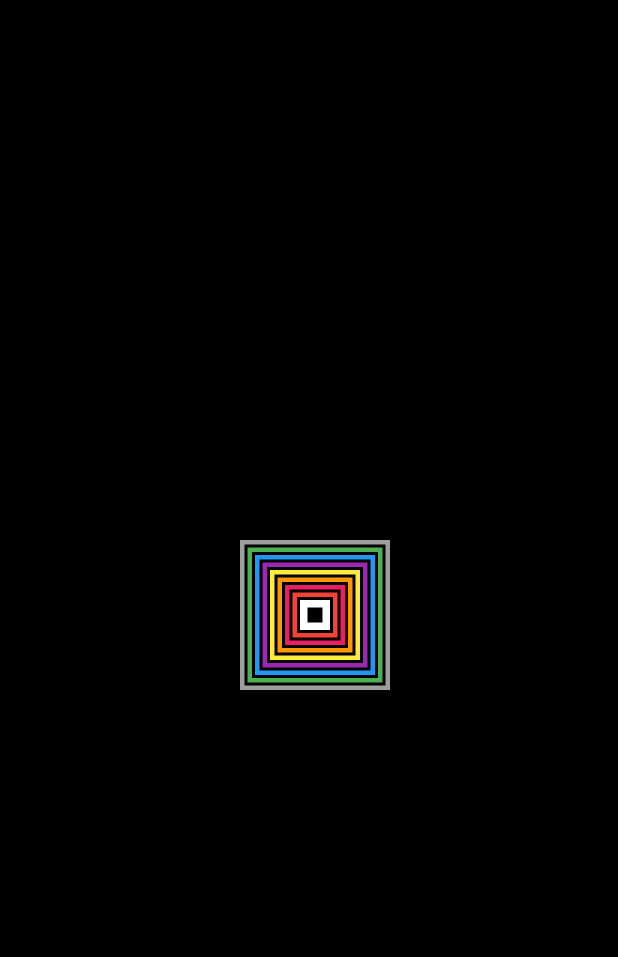
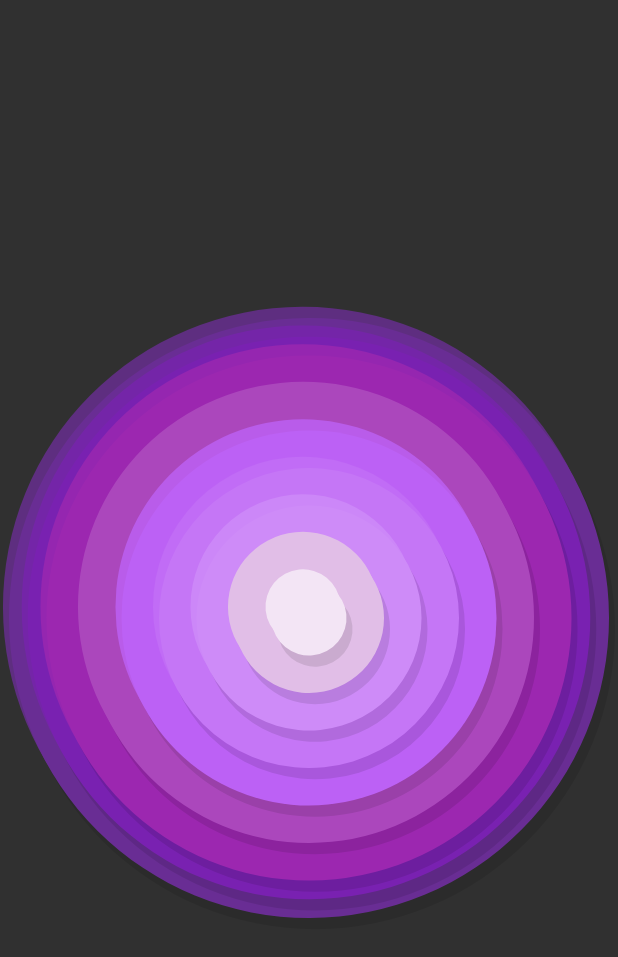
Before and after one commit to g-dev0000/flutter-animation, a Flutter app: the screen it shows after launch, on a phone screen of 412 x 824 dp. Shown: the top 957 px of the screen. Run offline on Flutter 3.47's test engine with Material 2 defaults, Android fonts, the light colour scheme and no system bars; our stand-ins replace flutter_hooks, flutter_staggered_animations, google_fonts, ionicons, lottie, sizer; missing offline and left inert: flutter_chess_board.

Commit message:
added tranform container animation

```diff
--- a/lib/main.dart
+++ b/lib/main.dart
@@ -8,6 +8,7 @@ import 'package:test_project/card_flip/flip_animation.dart';
 import 'package:test_project/chess/home.dart';
 import 'package:test_project/draggable_squares/home.dart';
 import 'package:test_project/github/home.dart';
+import 'package:test_project/rotating_container/home.dart';
 import 'package:test_project/squidgame/home.dart';
 import 'package:test_project/squidgame/squidgame_onboard.dart';
 import 'package:test_project/starbucks/home.dart';
@@ -33,7 +34,34 @@ class MyApp extends StatelessWidget {
             primarySwatch: Colors.blue,
           ),
         ),
-        home: const Home(),
+        home: const RotationHome(),
+        // home: Scaffold(
+        //   body:  Center(
+        //     child: AnimatedContainer(
+        //             duration: const Duration(microseconds: 50),
+        //             width: 420,
+        //             height: 420,
+        //             decoration: BoxDecoration(
+        //               borderRadius: BorderRadius.all(
+        //                 Radius.circular(300),
+        //               ),
+        //               boxShadow: [
+        //                 BoxShadow(
+        //                   color: const Color(0xFFCE8BF8).withOpacity(0.8),
+        //                   offset: const Offset(-6.0, -6.0),
+        //                   blurRadius: 5.0,
+        //                 ),
+        //                 BoxShadow(
+        //                   color: Colors.black.withOpacity(0.1),
+        //                   offset: const Offset(6.0, 6.0),
+        //                   blurRadius: 16.0,
+        //                 ),
+        //               ],
+        //               color: const Color(0xFFCE8BF8),
+        //             ),
+        //           ),
+        //   ),
+        // ),
       );
     });
   }
--- /dev/null
+++ b/lib/rotating_container/home.dart
@@ -0,0 +1,272 @@
+import 'package:flutter/material.dart';
+
+class RotationHome extends StatefulWidget {
+  const RotationHome({Key? key}) : super(key: key);
+
+  @override
+  State<RotationHome> createState() => _RotationHomeState();
+}
+
+class _RotationHomeState extends State<RotationHome>
+    with TickerProviderStateMixin {
+  late AnimationController _controller;
+  late Animation<double> _rotationAnimation;
+  late Animation<double> _radiusAnimation;
+
+  @override
+  void initState() {
+    super.initState();
+    _controller = AnimationController(
+      vsync: this,
+      duration: const Duration(seconds: 2),
+    )..forward();
+    _rotationAnimation =
+        Tween(begin: 0.roundToDouble(), end: 1.roundToDouble()).animate(
+      CurvedAnimation(parent: _controller, curve: Curves.easeInOut),
+    );
+    _radiusAnimation = Tween(begin: 450.0, end: 10.0).animate(
+      CurvedAnimation(parent: _controller, curve: Curves.easeInOut),
+    );
+    _controller.addListener(() {
+      setState(() {});
+    });
+
+    _controller.addStatusListener((status) {
+      if (status == AnimationStatus.completed) {
+        _controller.reverse();
+      } else if (status == AnimationStatus.dismissed) {
+        _controller.forward();
+      }
+    });
+  }
+
+  double x = 0;
+
+  @override
+  Widget build(BuildContext context) {
+    return Scaffold(
+      body: Center(
+        child: Transform(
+          transform: Matrix4.identity()
+            ..setEntry(3, 2, 0.003)
+            ..rotateX(x),
+          alignment: FractionalOffset.center,
+          child: GestureDetector(
+            onPanUpdate: (details) {
+              setState(() {
+                x = x + details.delta.dy / 100;
+              });
+            },
+            child: Transform.rotate(
+              angle: _rotationAnimation.value,
+              child: Stack(
+                clipBehavior: Clip.hardEdge,
+                alignment: Alignment.center,
+                children: [
+                  Container(
+                    width: 400,
+                    height: 400,
+                    decoration: BoxDecoration(
+                      borderRadius: BorderRadius.all(
+                        Radius.circular(_radiusAnimation.value),
+                      ),
+                      boxShadow: [
+                        BoxShadow(
+                          color: const Color(0xFF692D94).withOpacity(0.8),
+                          offset: const Offset(-6.0, -6.0),
+                          // blurRadius: 5.0,
+                        ),
+                        BoxShadow(
+                          color: Colors.black.withOpacity(0.1),
+                          offset: const Offset(6.0, 6.0),
+                          // blurRadius: 16.0,
+                        ),
+                      ],
+                      color: const Color(0xFF692D94),
+                    ),
+                  ),
+                  Container(
+                    width: 375,
+                    height: 375,
+                    decoration: BoxDecoration(
+                      borderRadius: BorderRadius.all(
+                        Radius.circular(_radiusAnimation.value),
+                      ),
+                      boxShadow: [
+                        BoxShadow(
+                          color: const Color(0xFF7921B1).withOpacity(0.7),
+                          offset: const Offset(-6.0, -6.0),
+                          // blurRadius: 5.0,
+                        ),
+                        BoxShadow(
+                          color: Colors.black.withOpacity(0.1),
+                          offset: const Offset(6.0, 6.0),
+                          // blurRadius: 16.0,
+                        ),
+                      ],
+                      color: const Color(0xFF7921B1),
+                    ),
+                  ),
+                  Container(
+                    width: 350,
+                    height: 350,
+                    decoration: BoxDecoration(
+                      borderRadius: BorderRadius.all(
+                        Radius.circular(_radiusAnimation.value),
+                      ),
+                      boxShadow: [
+                        BoxShadow(
+                          color: Colors.purple.withOpacity(0.8),
+                          offset: const Offset(-6.0, -6.0),
+                          // blurRadius: 5.0,
+                        ),
+                        BoxShadow(
+                          color: Colors.black.withOpacity(0.1),
+                          offset: const Offset(6.0, 6.0),
+                          // blurRadius: 16.0,
+                        ),
+                      ],
+                      color: Colors.purple,
+                    ),
+                  ),
+                  Container(
+                    width: 300,
+                    height: 300,
+                    decoration: BoxDecoration(
+                      borderRadius: BorderRadius.all(
+                        Radius.circular(_radiusAnimation.value),
+                      ),
+                      boxShadow: [
+                        BoxShadow(
+                          color: Colors.purple.shade400,
+                          offset: const Offset(-6.0, -6.0),
+                          // blurRadius: 16.0,
+                        ),
+                        BoxShadow(
+                          color: Colors.black.withOpacity(0.1),
+                          offset: const Offset(6.0, 6.0),
+                        ),
+                      ],
+                      color: Colors.purple.shade400,
+                    ),
+                  ),
+                  Container(
+                    width: 250,
+                    height: 250,
+                    decoration: BoxDecoration(
+                      borderRadius: BorderRadius.all(
+                        Radius.circular(_radiusAnimation.value),
+                      ),
+                      boxShadow: [
+                        BoxShadow(
+                          color: const Color(0xFFBC61F5).withOpacity(0.8),
+                          offset: const Offset(-6.0, -6.0),
+                          // blurRadius: 5.0,
+                        ),
+                        BoxShadow(
+                          color: Colors.black.withOpacity(0.1),
+                          offset: const Offset(6.0, 6.0),
+                        ),
+                      ],
+                      color: const Color(0xFFBC61F5),
+                    ),
+                  ),
+                  Container(
+                    width: 200,
+                    height: 200,
+                    decoration: BoxDecoration(
+                      borderRadius: BorderRadius.all(
+                        Radius.circular(_radiusAnimation.value),
+                      ),
+                      boxShadow: [
+                        BoxShadow(
+                          color: const Color(0xFFC576F6).withOpacity(0.5),
+                          offset: const Offset(-6.0, -6.0),
+                          // blurRadius: 5.0,
+                        ),
+                        BoxShadow(
+                          color: Colors.black.withOpacity(0.1),
+                          offset: const Offset(6.0, 6.0),
+                        ),
+                      ],
+                      color: const Color(0xFFC576F6),
+                    ),
+                  ),
+                  Container(
+                    width: 150,
+                    height: 150,
+                    decoration: BoxDecoration(
+                      borderRadius: BorderRadius.all(
+                        Radius.circular(_radiusAnimation.value),
+                      ),
+                      boxShadow: [
+                        BoxShadow(
+                          color: const Color(0xFFCE8BF8).withOpacity(0.8),
+                          offset: const Offset(-6.0, -6.0),
+                          // blurRadius: 5.0,
+                        ),
+                        BoxShadow(
+                          color: Colors.black.withOpacity(0.1),
+                          offset: const Offset(6.0, 6.0),
+                        ),
+                      ],
+                      color: const Color(0xFFCE8BF8),
+                    ),
+                  ),
+                  Container(
+                    width: 100,
+                    height: 100,
+                    decoration: BoxDecoration(
+                      borderRadius: BorderRadius.all(
+                        Radius.circular(_radiusAnimation.value),
+                      ),
+                      boxShadow: [
+                        const BoxShadow(
+                          color: Color(0xFFE1BEE7),
+                          offset: Offset(-6.0, -6.0),
+                          // blurRadius: 5.0,
+                        ),
+                        BoxShadow(
+                          color: Colors.black.withOpacity(0.1),
+                          offset: const Offset(6.0, 6.0),
+                        ),
+                      ],
+                      color: const Color(0xFFE1BEE7),
+                    ),
+                  ),
+                  Container(
+                    width: 50,
+                    height: 50,
+                    decoration: BoxDecoration(
+                      borderRadius: BorderRadius.all(
+                        Radius.circular(_radiusAnimation.value),
+                      ),
+                      boxShadow: [
+                        const BoxShadow(
+                          color: Color(0xFFF3E5F5),
+                          offset: Offset(-6.0, -6.0),
+                          // blurRadius: 5.0,
+                        ),
+                        BoxShadow(
+                          color: Colors.black.withOpacity(0.1),
+                          offset: const Offset(6.0, 6.0),
+                        ),
+                      ],
+                      color: const Color(0xFFF3E5F5),
+                    ),
+                  ),
+                ],
+              ),
+            ),
+          ),
+        ),
+      ),
+    );
+  }
+
+  @override
+  void dispose() {
+    _controller.dispose();
+    super.dispose();
+  }
+}
```
